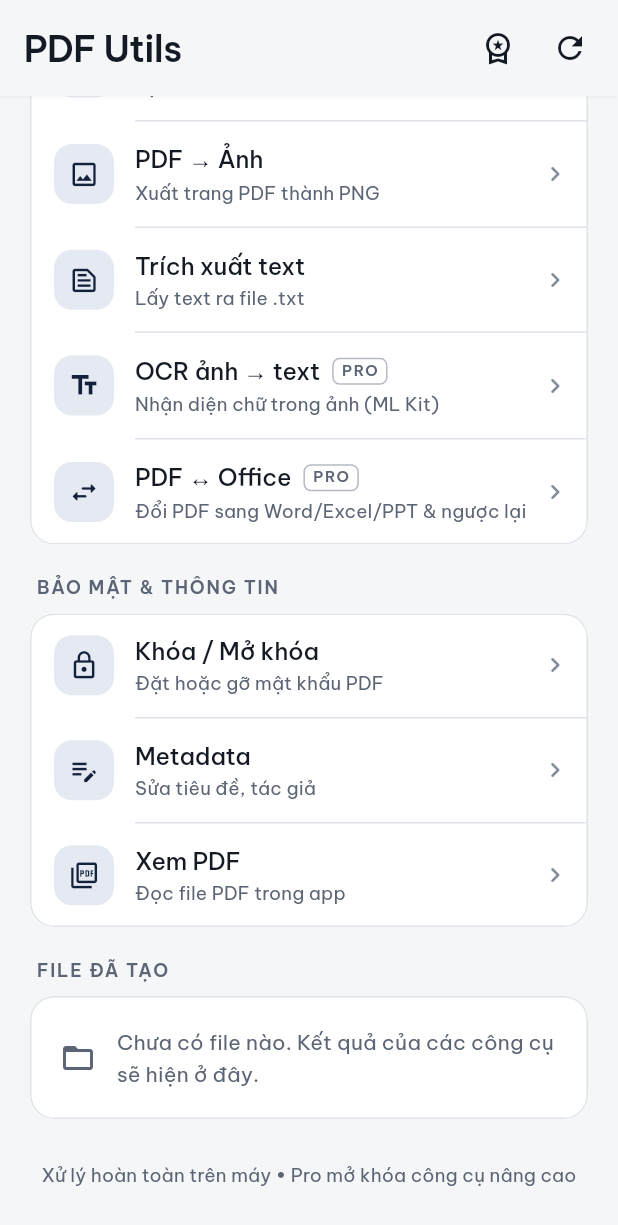
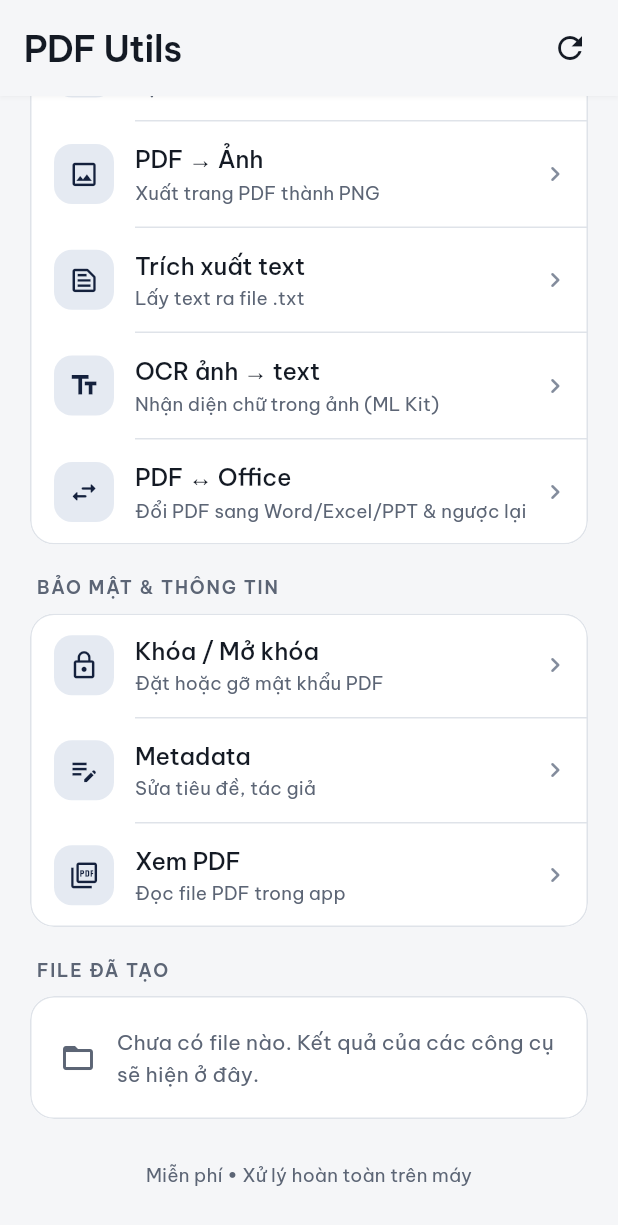
Before and after one commit to dan-tech-academy/pdf-utils, a Flutter app: the screen it shows after launch, scrolled down 1101 dp, on a phone screen of 412 x 824 dp. Shown: the top 1225 px of the screen. Run offline on Flutter 3.47's test engine with Material 3 defaults, Android fonts, the phone set to English and light mode, and no system bars; our stand-ins replace file_picker, image_picker, open_file, permission_handler, share_plus; missing offline and left inert: doc_scanner_kit, flutter_pdfview, google_mlkit_text_recognition, pdf_manipulator.

Commit message:
feat: make all 21 tools free and drop RevenueCat Pro tier
- remove ProManager (lib/pro.dart) and the paywall screen
- home: every tool opens directly; drop the PRO tag and the Pro app
  bar button
- remove purchases_flutter (and transitive equatable); Android no
  longer requests the Play Billing permission
- README, AGENTS.md: 21 free tools, no in-app purchases

```diff
--- a/lib/home_screen.dart
+++ b/lib/home_screen.dart
@@ -4,7 +4,6 @@ import 'package:flutter/material.dart';
 import 'package:share_plus/share_plus.dart';
 
 import 'files.dart';
-import 'pro.dart';
 import 'screens/compress_screen.dart';
 import 'screens/crop_screen.dart';
 import 'screens/form_screen.dart';
@@ -17,7 +16,6 @@ import 'screens/ocr_screen.dart';
 import 'screens/office_screen.dart';
 import 'screens/pages_screen.dart';
 import 'screens/pdf_to_images_screen.dart';
-import 'screens/pro_screen.dart';
 import 'screens/protect_screen.dart';
 import 'screens/redact_screen.dart';
 import 'screens/scan_screen.dart';
@@ -30,13 +28,11 @@ import 'viewer_screen.dart';
 import 'widgets.dart';
 
 class _Tool {
-  const _Tool(this.icon, this.title, this.subtitle, this.builder,
-      {this.isPro = false});
+  const _Tool(this.icon, this.title, this.subtitle, this.builder);
   final IconData icon;
   final String title;
   final String subtitle;
   final WidgetBuilder builder;
-  final bool isPro;
 }
 
 class _ToolGroup {
@@ -45,7 +41,7 @@ class _ToolGroup {
   final List<_Tool> tools;
 }
 
-/// Home sections, in display order. Within a group, free tools come first.
+/// Home sections, in display order.
 final _groups = <_ToolGroup>[
   _ToolGroup('File & trang', [
     _Tool(
@@ -77,14 +73,12 @@ final _groups = <_ToolGroup>[
       'Cắt lề trang',
       'Bớt lề trái/phải/trên/dưới',
       (_) => const CropScreen(),
-      isPro: true,
     ),
     _Tool(
       Icons.grid_view_outlined,
       'N-up',
       'Gộp 2/4/6/9 trang lên 1 tờ',
       (_) => const NupScreen(),
-      isPro: true,
     ),
   ]),
   _ToolGroup('Chỉnh sửa & ký', [
@@ -111,21 +105,18 @@ final _groups = <_ToolGroup>[
       'Đánh số trang',
       'Thêm số trang / header-footer',
       (_) => const NumberingScreen(),
-      isPro: true,
     ),
     _Tool(
       Icons.assignment_outlined,
       'Điền form',
       'Điền form PDF (AcroForm)',
       (_) => const FormScreen(),
-      isPro: true,
     ),
     _Tool(
       Icons.hide_source_outlined,
       'Che nội dung',
       'Xóa vĩnh viễn vùng nhạy cảm',
       (_) => const RedactScreen(),
-      isPro: true,
     ),
   ]),
   _ToolGroup('Chuyển đổi', [
@@ -158,14 +149,12 @@ final _groups = <_ToolGroup>[
       'OCR ảnh → text',
       'Nhận diện chữ trong ảnh (ML Kit)',
       (_) => const OcrScreen(),
-      isPro: true,
     ),
     _Tool(
       Icons.swap_horiz_rounded,
       'PDF ↔ Office',
       'Đổi PDF sang Word/Excel/PPT & ngược lại',
       (_) => const OfficeScreen(),
-      isPro: true,
     ),
   ]),
   _ToolGroup('Bảo mật & thông tin', [
@@ -203,27 +192,12 @@ class _HomeScreenState extends State<HomeScreen> {
   @override
   void initState() {
     super.initState();
-    ProManager.instance.init();
-    ProManager.instance.addListener(_onProChanged);
     _refresh();
   }
 
-  @override
-  void dispose() {
-    ProManager.instance.removeListener(_onProChanged);
-    super.dispose();
-  }
-
-  void _onProChanged() {
-    if (mounted) setState(() {});
-  }
-
   void _openTool(BuildContext context, _Tool t) {
-    final target = (t.isPro && !ProManager.instance.isPro)
-        ? (_) => const ProScreen()
-        : t.builder;
     Navigator.of(context)
-        .push(MaterialPageRoute(builder: target))
+        .push(MaterialPageRoute(builder: t.builder))
         .then((_) => _refresh());
   }
 
@@ -235,7 +209,6 @@ class _HomeScreenState extends State<HomeScreen> {
   @override
   Widget build(BuildContext context) {
     final theme = Theme.of(context);
-    final isPro = ProManager.instance.isPro;
     return Scaffold(
       appBar: AppBar(
         title: const Text('PDF Utils'),
@@ -244,17 +217,6 @@ class _HomeScreenState extends State<HomeScreen> {
         ),
         toolbarHeight: 64,
         actions: [
-          IconButton(
-            icon: Icon(
-              isPro
-                  ? Icons.workspace_premium
-                  : Icons.workspace_premium_outlined,
-            ),
-            tooltip: 'PDF Utils Pro',
-            onPressed: () => Navigator.of(context).push(
-              MaterialPageRoute(builder: (_) => const ProScreen()),
-            ),
-          ),
           IconButton(
             icon: const Icon(Icons.refresh_outlined),
             tooltip: 'Làm mới',
@@ -280,7 +242,6 @@ class _HomeScreenState extends State<HomeScreen> {
                     for (final t in group.tools)
                       _ToolRow(
                         tool: t,
-                        locked: t.isPro && !isPro,
                         onTap: () => _openTool(context, t),
                       ),
                   ],
@@ -300,7 +261,7 @@ class _HomeScreenState extends State<HomeScreen> {
                 ),
               const SizedBox(height: 28),
               Text(
-                'Xử lý hoàn toàn trên máy • Pro mở khóa công cụ nâng cao',
+                'Miễn phí • Xử lý hoàn toàn trên máy',
                 textAlign: TextAlign.center,
                 style: theme.textTheme.bodySmall?.copyWith(
                   color: theme.colorScheme.onSurfaceVariant,
@@ -374,14 +335,9 @@ class _GroupCard extends StatelessWidget {
 }
 
 class _ToolRow extends StatelessWidget {
-  const _ToolRow({
-    required this.tool,
-    required this.locked,
-    required this.onTap,
-  });
+  const _ToolRow({required this.tool, required this.onTap});
 
   final _Tool tool;
-  final bool locked;
   final VoidCallback onTap;
 
   @override
@@ -400,21 +356,11 @@ class _ToolRow extends StatelessWidget {
               child: Column(
                 crossAxisAlignment: CrossAxisAlignment.start,
                 children: [
-                  Row(
-                    children: [
-                      Flexible(
-                        child: Text(
-                          tool.title,
-                          style: theme.textTheme.titleMedium,
-                          maxLines: 1,
-                          overflow: TextOverflow.ellipsis,
-                        ),
-                      ),
-                      if (locked) ...[
-                        const SizedBox(width: 8),
-                        const _ProTag(),
-                      ],
-                    ],
+                  Text(
+                    tool.title,
+                    style: theme.textTheme.titleMedium,
+                    maxLines: 1,
+                    overflow: TextOverflow.ellipsis,
                   ),
                   const SizedBox(height: 1),
                   Text(
@@ -431,33 +377,6 @@ class _ToolRow extends StatelessWidget {
             const SizedBox(width: 8),
             Icon(Icons.chevron_right_rounded, size: 20, color: scheme.outline),
           ],
-        ),
-      ),
-    );
-  }
-}
-
-/// Marks a tool that needs Pro; shown only while Pro is locked.
-class _ProTag extends StatelessWidget {
-  const _ProTag();
-
-  @override
-  Widget build(BuildContext context) {
-    final theme = Theme.of(context);
-    final scheme = theme.colorScheme;
-    return Container(
-      padding: const EdgeInsets.symmetric(horizontal: 5, vertical: 1),
-      decoration: BoxDecoration(
-        borderRadius: BorderRadius.circular(5),
-        border: Border.all(color: scheme.outline.withValues(alpha: 0.6)),
-      ),
-      child: Text(
-        'PRO',
-        style: theme.textTheme.labelSmall?.copyWith(
-          color: scheme.onSurfaceVariant,
-          fontSize: 10,
-          fontWeight: FontWeight.w600,
-          letterSpacing: 1.1,
         ),
       ),
     );
--- a/pubspec.yaml
+++ b/pubspec.yaml
@@ -45,7 +45,6 @@ dependencies:
   image: ^4.5.4
   google_mlkit_text_recognition: ^1.0.3
   google_mlkit_commons: ^1.0.3
-  purchases_flutter: ^11.0.4
 
 dev_dependencies:
   flutter_test:
```
Also changed, not shown: lib/pro.dart (deleted, +0 -129 lines), lib/screens/pro_screen.dart (deleted, +0 -164 lines), pubspec.lock, 2 other files.
